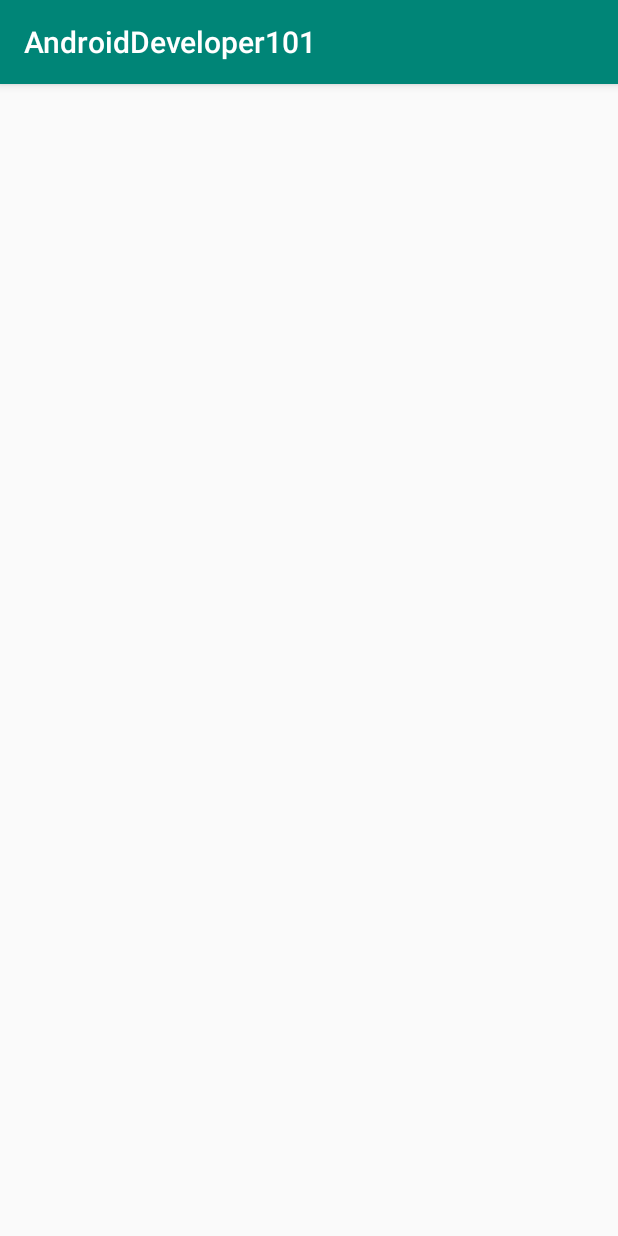
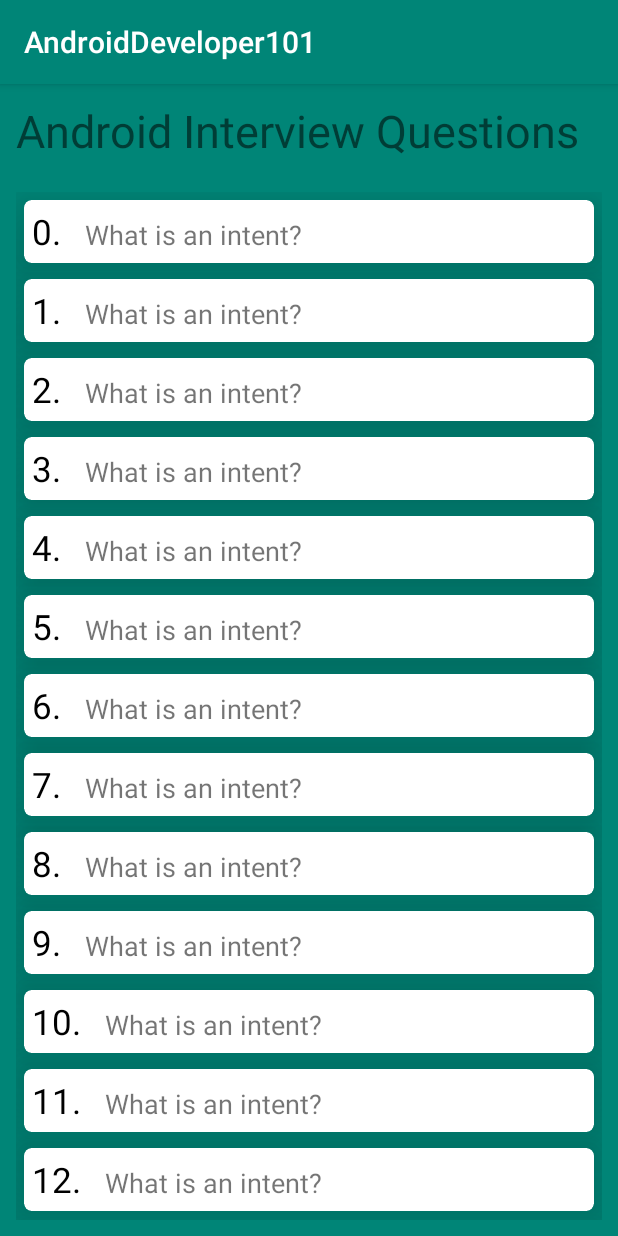
Before and after one commit to codeblue001/Android-Developer-101, an Android app: the screen it shows after launch (MainActivity), on a phone screen of 412 x 824 dp. Run offline under Robolectric (Android 15) with nearby library versions, the light colour scheme and no system bars.

Commit message:
I will create a recycler view

```diff
--- /dev/null
+++ b/app/src/main/java/code/blue/androiddeveloper101/CustomAdapter.java
@@ -0,0 +1,53 @@
+package code.blue.androiddeveloper101;
+
+import android.view.LayoutInflater;
+import android.view.View;
+import android.view.ViewGroup;
+import android.widget.TextView;
+
+import androidx.annotation.NonNull;
+import androidx.recyclerview.widget.RecyclerView;
+
+import java.util.ArrayList;
+
+import code.blue.androiddeveloper101.Model.QuestionPojo;
+
+public class CustomAdapter extends RecyclerView.Adapter<CustomAdapter.CustomViewHolder> {
+
+    private ArrayList<QuestionPojo> mQuestion = new ArrayList<>();
+
+    public CustomAdapter(ArrayList<QuestionPojo> mQuestion) {
+        this.mQuestion = mQuestion;
+    }
+
+    @NonNull
+    @Override
+    public CustomViewHolder onCreateViewHolder(@NonNull ViewGroup parent, int viewType) {
+        View view = LayoutInflater.from(parent.getContext()).inflate(R.layout.item_layout, parent, false);
+        return new CustomViewHolder(view);
+    }
+
+    @Override
+    public void onBindViewHolder(@NonNull CustomViewHolder holder, int position) {
+            holder.question.setText(mQuestion.get(position).getQuestion());
+            holder.number.setText(mQuestion.get(position).getNumber());
+
+    }
+
+    @Override
+    public int getItemCount() {
+        return mQuestion.size();
+    }
+
+    public class CustomViewHolder extends RecyclerView.ViewHolder{
+
+        TextView question, answer, number;
+
+        public CustomViewHolder(@NonNull View itemView) {
+            super(itemView);
+
+            question = itemView.findViewById(R.id.question_textView);
+            number = itemView.findViewById(R.id.number_textView);
+        }
+    }
+}
--- a/app/src/main/java/code/blue/androiddeveloper101/MainActivity.java
+++ b/app/src/main/java/code/blue/androiddeveloper101/MainActivity.java
@@ -1,14 +1,45 @@
 package code.blue.androiddeveloper101;
 
 import androidx.appcompat.app.AppCompatActivity;
+import androidx.recyclerview.widget.LinearLayoutManager;
+import androidx.recyclerview.widget.RecyclerView;
 
 import android.os.Bundle;
 
+import java.util.ArrayList;
+
+import code.blue.androiddeveloper101.Model.QuestionPojo;
+
 public class MainActivity extends AppCompatActivity {
+
+    private static final String TAG = "MainActivity";
+    private RecyclerView recyclerView;
+    private CustomAdapter customAdapter;
+    private ArrayList<QuestionPojo> mQuestion = new ArrayList<>();
 
     @Override
     protected void onCreate(Bundle savedInstanceState) {
         super.onCreate(savedInstanceState);
         setContentView(R.layout.activity_main);
+
+        recyclerView = findViewById(R.id.recyclerView);
+
+        initRecyclerView();
+        insertFakeQuestions();
+    }
+
+    private void insertFakeQuestions(){
+        for (int i=0; i < 1000; i++){
+            QuestionPojo questionPojo = new QuestionPojo("What is an Intent", "An Intent is an Android messaging Object", "1");
+            questionPojo.setNumber( i + ".");
+            questionPojo.setQuestion("What is an intent?");
+            mQuestion.add(questionPojo);
+        }
+    }
+    private void initRecyclerView(){
+        LinearLayoutManager linearLayoutManager = new LinearLayoutManager(this);
+        recyclerView.setLayoutManager(linearLayoutManager);
+        customAdapter = new CustomAdapter(mQuestion);
+        recyclerView.setAdapter(customAdapter);
     }
 }
--- /dev/null
+++ b/app/src/main/java/code/blue/androiddeveloper101/Model/QuestionPojo.java
@@ -0,0 +1,38 @@
+package code.blue.androiddeveloper101.Model;
+
+public class QuestionPojo {
+
+    private String question;
+    private String answer;
+    private String number;
+
+    public QuestionPojo(String question, String answer, String number) {
+        this.question = question;
+        this.answer = answer;
+        this.number = number;
+    }
+
+    public String getQuestion() {
+        return question;
+    }
+
+    public void setQuestion(String question) {
+        this.question = question;
+    }
+
+    public String getAnswer() {
+        return answer;
+    }
+
+    public void setAnswer(String answer) {
+        this.answer = answer;
+    }
+
+    public String getNumber() {
+        return number;
+    }
+
+    public void setNumber(String number) {
+        this.number = number;
+    }
+}
--- a/app/src/main/res/layout/activity_answer.xml
+++ b/app/src/main/res/layout/activity_answer.xml
@@ -1,5 +1,5 @@
 <?xml version="1.0" encoding="utf-8"?>
-<androidx.cardview.widget.CardView xmlns:android="http://schemas.android.com/apk/res/android"
+<LinearLayout xmlns:android="http://schemas.android.com/apk/res/android"
     xmlns:app="http://schemas.android.com/apk/res-auto"
     xmlns:tools="http://schemas.android.com/tools"
     android:layout_width="match_parent"
@@ -8,31 +8,4 @@
     app:cardElevation="28dp"
     tools:context=".AnswerActivity">
 
-    <LinearLayout
-        android:layout_width="match_parent"
-        android:layout_height="wrap_content"
-        android:orientation="vertical"
-        android:weightSum="100">
-        <TextView
-            android:id="@+id/title_textView"
-            android:layout_width="match_parent"
-            android:layout_height="wrap_content"
-            android:padding="5dp"
-            android:textSize="23sp"
-            android:text="Question"
-            android:layout_weight="75"
-            android:textColor="#000"/>
-        <TextView
-            android:id="@+id/question_TextView"
-            android:layout_width="match_parent"
-            android:layout_height="wrap_content"
-            android:padding="10dp"
-            android:textSize="18sp"
-            android:layout_weight="75"
-            android:text="What is an Intent"
-
-            android:textColor="#000"/>
-
-    </LinearLayout>
-
-</androidx.cardview.widget.CardView>
+</LinearLayout>
--- a/app/src/main/res/layout/activity_main.xml
+++ b/app/src/main/res/layout/activity_main.xml
@@ -1,13 +1,25 @@
 <?xml version="1.0" encoding="utf-8"?>
-<androidx.constraintlayout.widget.ConstraintLayout xmlns:android="http://schemas.android.com/apk/res/android"
-    xmlns:app="http://schemas.android.com/apk/res-auto"
+<LinearLayout xmlns:android="http://schemas.android.com/apk/res/android"
     xmlns:tools="http://schemas.android.com/tools"
     android:layout_width="match_parent"
     android:layout_height="match_parent"
+    android:background="@color/colorPrimary"
+    android:orientation="vertical"
+    android:padding="5dp"
     tools:context=".MainActivity">
 
-<androidx.recyclerview.widget.RecyclerView
-    android:layout_width="match_parent"
-    android:layout_height="match_parent"/>
+    <TextView
+        android:layout_width="match_parent"
+        android:layout_height="wrap_content"
+        android:layout_marginBottom="10dp"
+        android:padding="5dp"
+        android:text="Android Interview Questions"
+        android:textSize="30sp" />
 
-</androidx.constraintlayout.widget.ConstraintLayout>
+    <androidx.recyclerview.widget.RecyclerView
+        android:id="@+id/recyclerView"
+        android:layout_width="match_parent"
+        android:layout_height="wrap_content"
+        android:padding="5dp" />
+
+</LinearLayout>
--- /dev/null
+++ b/app/src/main/res/layout/item_layout.xml
@@ -0,0 +1,41 @@
+<?xml version="1.0" encoding="utf-8"?>
+<androidx.cardview.widget.CardView xmlns:android="http://schemas.android.com/apk/res/android"
+    xmlns:app="http://schemas.android.com/apk/res-auto"
+    android:layout_width="match_parent"
+    android:layout_height="wrap_content"
+    android:layout_margin="5dp"
+    android:padding="8dp"
+    app:cardCornerRadius="5dp"
+    app:cardElevation="28dp">
+
+    <LinearLayout
+        android:layout_width="match_parent"
+        android:layout_height="wrap_content"
+        android:orientation="horizontal">
+
+        <TextView
+            android:id="@+id/number_textView"
+            android:layout_width="wrap_content"
+            android:layout_height="wrap_content"
+            android:padding="5dp"
+            android:text="1."
+            android:textColor="#000"
+            android:textSize="23sp" />
+
+        <View
+            android:layout_width="0dp"
+            android:layout_height="match_parent"
+            android:layout_marginLeft="5dp"
+            android:layout_marginRight="5dp" />
+
+        <TextView
+            android:id="@+id/question_textView"
+            android:layout_width="wrap_content"
+            android:layout_height="wrap_content"
+            android:text="What is an Intent?"
+            android:textSize="18sp" />
+
+
+    </LinearLayout>
+
+</androidx.cardview.widget.CardView>
```
Also changed, not shown: 1 other file.
